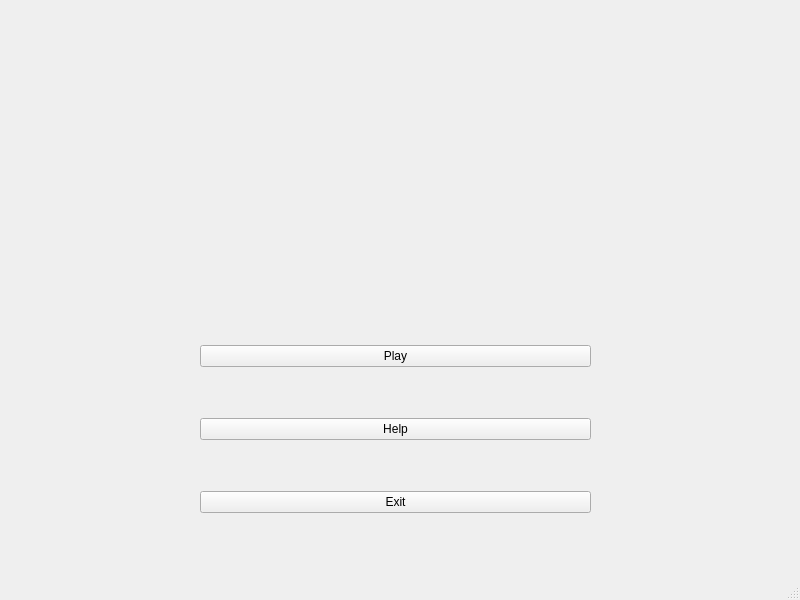
r-contreras/Multi-Hexagon, file src/mainwindow.ui: the form before one commit.
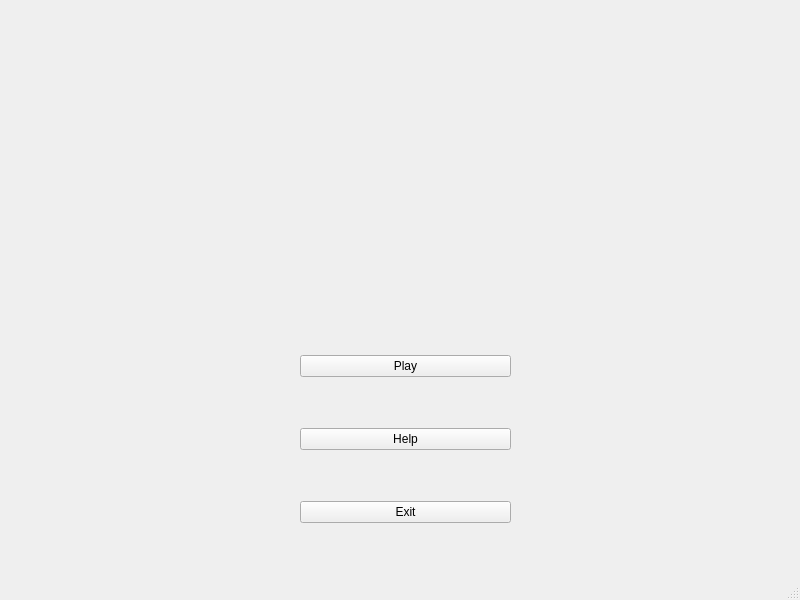
The form after the commit.

Commit message: Fixed main buttons size.

```diff
--- a/src/mainwindow.ui
+++ b/src/mainwindow.ui
@@ -17,9 +17,9 @@
    <widget class="QWidget" name="verticalLayoutWidget">
     <property name="geometry">
      <rect>
-      <x>200</x>
-      <y>300</y>
-      <width>391</width>
+      <x>300</x>
+      <y>310</y>
+      <width>211</width>
       <height>261</height>
      </rect>
     </property>
```
